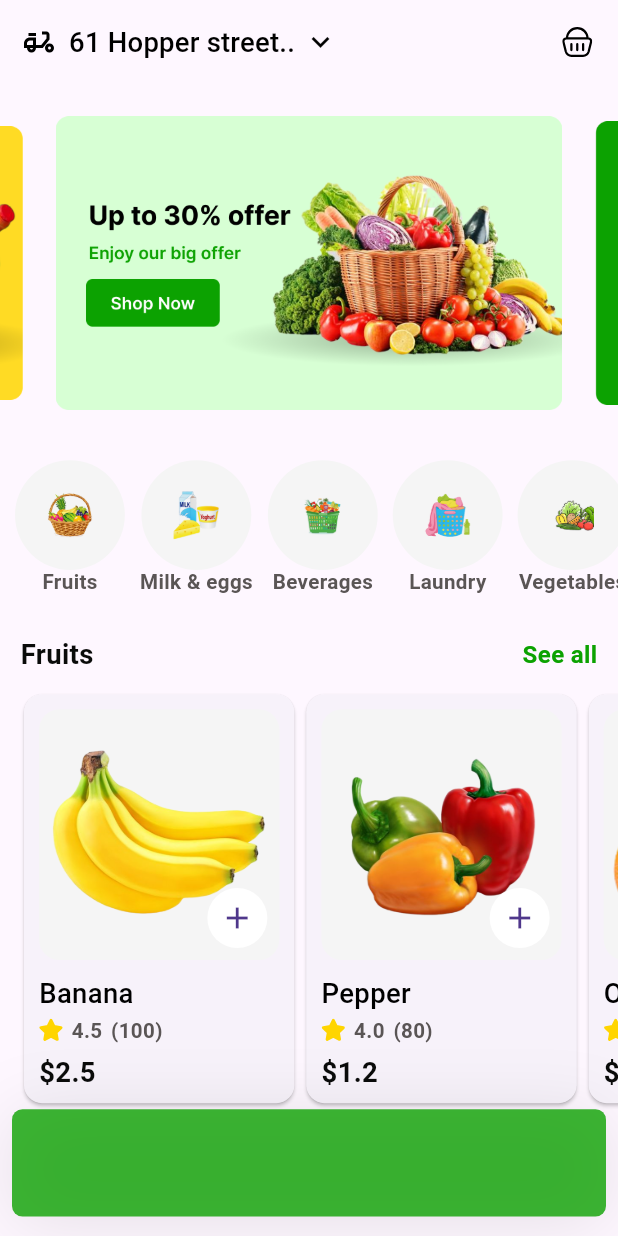
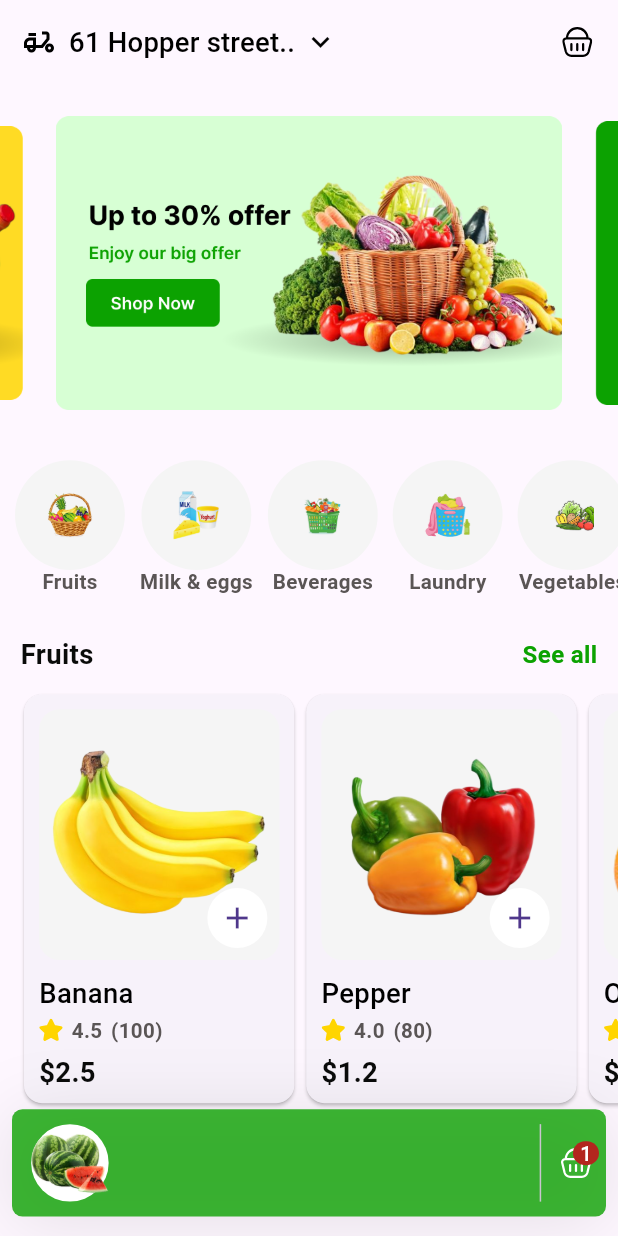
Before and after one commit to AmrElzohairy/fruits_app, a Flutter app: the screen it shows after launch, on a phone screen of 412 x 824 dp. Run offline on Flutter 3.47's test engine with Material 3 defaults, Android fonts, the phone set to English and light mode, and no system bars; drawn by our look-alikes of carousel_slider; our stand-ins replace flutter_screenutil, flutter_svg.

Commit message:
add container items

```diff
--- a/lib/features/home/presentation/widgets/home_cart.dart
+++ b/lib/features/home/presentation/widgets/home_cart.dart
@@ -1,5 +1,8 @@
 import 'package:flutter/material.dart';
 import 'package:flutter_screenutil/flutter_screenutil.dart';
+import 'package:flutter_svg/flutter_svg.dart';
+import 'package:fruits_app/core/utils/app_images.dart';
+import 'package:fruits_app/core/utils/app_styles.dart';
 
 import '../../../../core/utils/app_colors.dart';
 
@@ -27,6 +30,34 @@ class HomeCart extends StatelessWidget {
             ),
           ],
         ),
+        child: Row(
+          children: [
+            CircleAvatar(
+              backgroundColor: AppColors.white,
+              radius: 25.r,
+              child: Image.asset(Assets.imagesWatermelon),
+            ),
+            const Spacer(),
+            const VerticalDivider(),
+            SizedBox(width: 5.w),
+            Badge(
+              label: Text(
+                "1",
+                style: AppStyles.medium14Black.copyWith(
+                  color: AppColors.white,
+                  fontSize: 12.sp,
+                ),
+              ),
+              child: SvgPicture.asset(
+                Assets.imagesBagIcon,
+                colorFilter: const ColorFilter.mode(
+                  AppColors.white,
+                  BlendMode.srcIn,
+                ),
+              ),
+            ),
+          ],
+        ),
       ),
     );
   }
```
